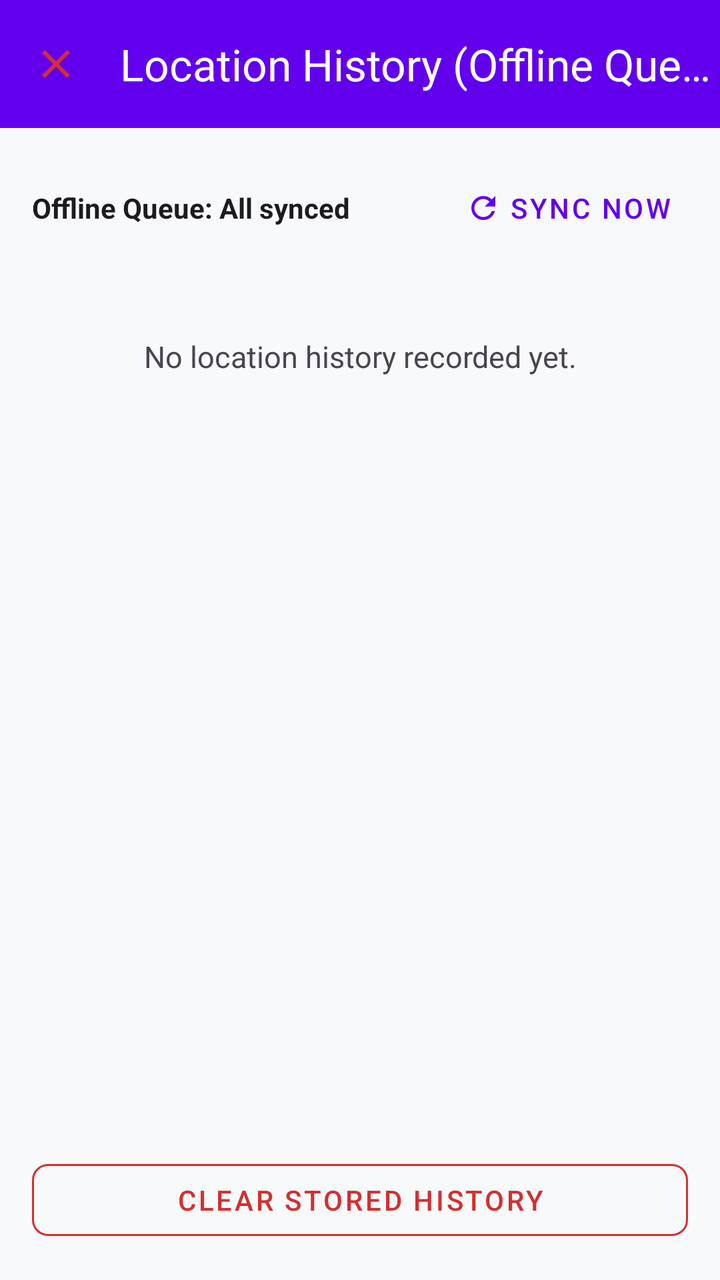
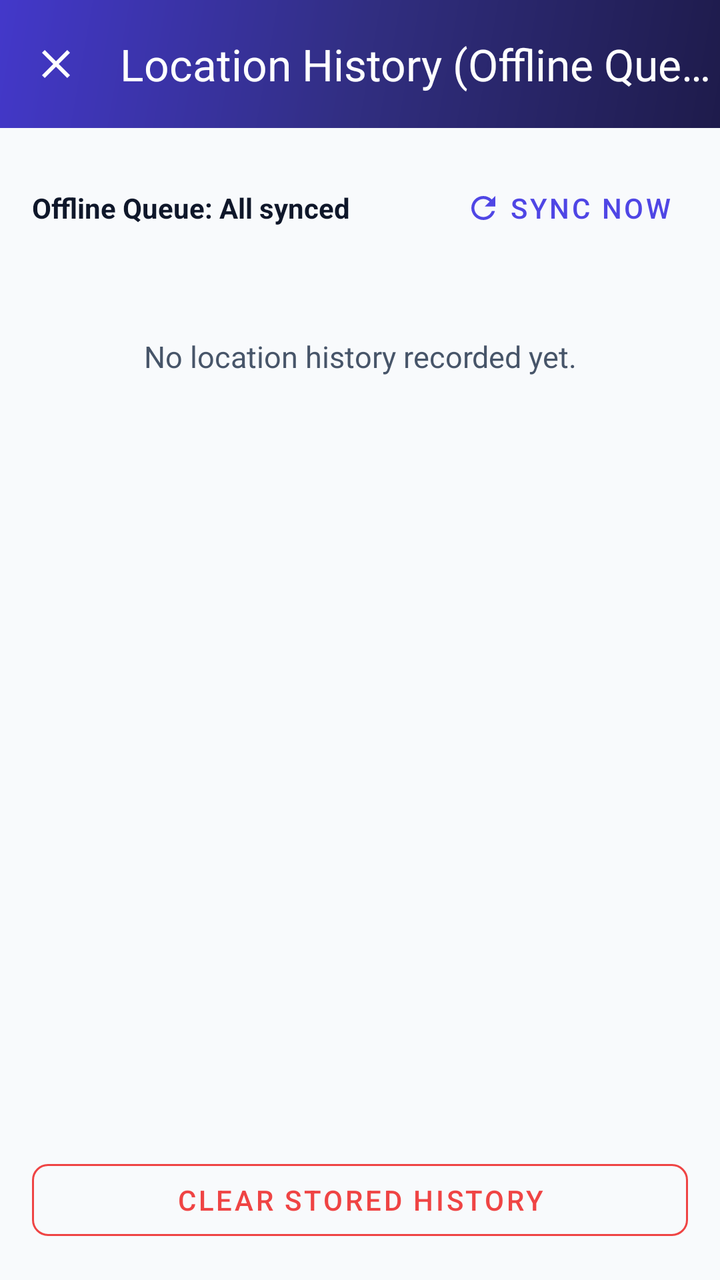

Before-and-after screenshots of an Android layout around one commit, followed by the original layout XML and the change that was made.
<!-- AndroidManifest.xml: application theme Theme.SafeTrack -->
<!-- res/layout/activity_location_history.xml -->
<?xml version="1.0" encoding="utf-8"?>
<androidx.coordinatorlayout.widget.CoordinatorLayout xmlns:android="http://schemas.android.com/apk/res/android"
    xmlns:app="http://schemas.android.com/apk/res-auto"
    android:layout_width="match_parent"
    android:layout_height="match_parent"
    android:background="@color/background_light">

    <com.google.android.material.appbar.AppBarLayout
        android:layout_width="match_parent"
        android:layout_height="wrap_content">

        <com.google.android.material.appbar.MaterialToolbar
            android:id="@+id/toolbar"
            android:layout_width="match_parent"
            android:layout_height="?attr/actionBarSize"
            android:background="@color/primary"
            app:navigationIcon="@drawable/ic_close"
            app:title="@string/location_history_title"
            app:titleTextColor="@color/surface_light" />
    </com.google.android.material.appbar.AppBarLayout>

    <LinearLayout
        android:layout_width="match_parent"
        android:layout_height="match_parent"
        android:orientation="vertical"
        android:padding="16dp"
        app:layout_behavior="@string/appbar_scrolling_view_behavior">

        <LinearLayout
            android:layout_width="match_parent"
            android:layout_height="wrap_content"
            android:gravity="center_vertical"
            android:orientation="horizontal">

            <TextView
                android:id="@+id/tvSyncStatusSummary"
                android:layout_width="0dp"
                android:layout_height="wrap_content"
                android:layout_weight="1"
                android:text="Offline Queue: All synced"
                android:textColor="@color/text_primary"
                android:textSize="14sp"
                android:textStyle="bold" />

            <com.google.android.material.button.MaterialButton
                android:id="@+id/btnForceSync"
                style="@style/Widget.MaterialComponents.Button.TextButton"
                android:layout_width="wrap_content"
                android:layout_height="wrap_content"
                android:text="Sync Now"
                app:icon="@drawable/ic_refresh" />
        </LinearLayout>

        <TextView
            android:id="@+id/tvEmptyHistory"
            android:layout_width="match_parent"
            android:layout_height="wrap_content"
            android:layout_marginTop="40dp"
            android:gravity="center"
            android:text="No location history recorded yet."
            android:textColor="@color/text_secondary"
            android:textSize="15sp" />

        <androidx.recyclerview.widget.RecyclerView
            android:id="@+id/rvLocationHistory"
            android:layout_width="match_parent"
            android:layout_height="0dp"
            android:layout_marginTop="8dp"
            android:layout_weight="1" />

        <com.google.android.material.button.MaterialButton
            android:id="@+id/btnClearHistory"
            style="@style/Widget.MaterialComponents.Button.OutlinedButton"
            android:layout_width="match_parent"
            android:layout_height="48dp"
            android:layout_marginTop="12dp"
            android:text="@string/clear_history"
            android:textColor="@color/safety_red"
            app:cornerRadius="8dp"
            app:strokeColor="@color/safety_red" />

    </LinearLayout>

</androidx.coordinatorlayout.widget.CoordinatorLayout>
<!-- resources referenced by this layout -->
<resources>
  <color name="background_light">#F8F9FA</color>
  <color name="primary">#6200EE</color>
  <color name="safety_red">#D32F2F</color>
  <color name="surface_light">#FFFFFF</color>
  <color name="text_primary">#1C1B1F</color>
  <color name="text_secondary">#49454F</color>
  <!-- drawable ic_close (drawable) -->
  <vector xmlns:android="http://schemas.android.com/apk/res/android"
      android:width="24dp"
      android:height="24dp"
      android:viewportWidth="24"
      android:viewportHeight="24">
      <path
          android:fillColor="#D32F2F"
          android:pathData="M19,6.41L17.59,5 12,10.59 6.41,5 5,6.41 10.59,12 5,17.59 6.41,19 12,13.41 17.59,19 19,17.59 13.41,12z"/>
  </vector>
  <!-- drawable ic_refresh (drawable) -->
  <vector xmlns:android="http://schemas.android.com/apk/res/android"
      android:width="24dp"
      android:height="24dp"
      android:viewportWidth="24"
      android:viewportHeight="24">
      <path
          android:fillColor="#6200EE"
          android:pathData="M17.65,6.35C16.2,4.9 14.21,4 12,4c-4.42,0 -7.99,3.58 -7.99,8s3.57,8 7.99,8c3.73,0 6.84,-2.55 7.73,-6h-2.08c-0.82,2.33 -3.04,4 -5.65,4 -3.31,0 -6,-2.69 -6,-6s2.69,-6 6,-6c1.66,0 3.14,0.69 4.22,1.78L13,11h7V4l-2.35,2.35z"/>
  </vector>
  <string name="clear_history">Clear Stored History</string>
  <string name="location_history_title">Location History (Offline Queue)</string>
  <style name="Theme.SafeTrack" parent="Theme.Material3.DayNight.NoActionBar">
          
          <item name="colorPrimary">@color/primary</item>
          <item name="colorPrimaryVariant">@color/primary_variant</item>
          <item name="colorOnPrimary">@color/surface_light</item>
          
          <item name="colorSecondary">@color/secondary</item>
          <item name="colorSecondaryVariant">@color/secondary_variant</item>
          <item name="colorOnSecondary">@color/text_primary</item>
          
          <item name="android:statusBarColor">@color/primary_variant</item>
          <item name="android:windowLightStatusBar">false</item>
          <item name="android:windowBackground">@color/background_light</item>
      </style>
  <color name="primary_variant">#3700B3</color>
  <color name="secondary">#03DAC6</color>
  <color name="secondary_variant">#018786</color>
</resources>

<!-- the commit's change to res/layout/activity_location_history.xml (unified diff, before → after) -->
@@ -13,8 +13,9 @@
             android:id="@+id/toolbar"
             android:layout_width="match_parent"
             android:layout_height="?attr/actionBarSize"
-            android:background="@color/primary"
+            android:background="@drawable/bg_gradient_header"
             app:navigationIcon="@drawable/ic_close"
+            app:navigationIconTint="@color/surface_light"
             app:title="@string/location_history_title"
             app:titleTextColor="@color/surface_light" />
     </com.google.android.material.appbar.AppBarLayout>
<!-- resource entries referenced after the edit -->
@@ -1,11 +1,24 @@
 <!-- resources referenced by this layout -->
 <resources>
-  <color name="background_light">#F8F9FA</color>
-  <color name="primary">#6200EE</color>
-  <color name="safety_red">#D32F2F</color>
+  <color name="background_light">#F8FAFC</color>
+  <color name="primary">#4F46E5</color>
+  <color name="primary_dark">#3730A3</color>
+  <color name="primary_light">#EEF2FF</color>
+  <color name="safety_red">#EF4444</color>
   <color name="surface_light">#FFFFFF</color>
-  <color name="text_primary">#1C1B1F</color>
-  <color name="text_secondary">#49454F</color>
+  <color name="text_primary">#0F172A</color>
+  <color name="text_secondary">#475569</color>
+  <!-- drawable bg_gradient_header (drawable) -->
+  <?xml version="1.0" encoding="utf-8"?>
+  <shape xmlns:android="http://schemas.android.com/apk/res/android"
+      android:shape="rectangle">
+      <gradient
+          android:angle="135"
+          android:startColor="#1E1B4B"
+          android:centerColor="#312E81"
+          android:endColor="#4338CA"
+          android:type="linear" />
+  </shape>
   <!-- drawable ic_close (drawable) -->
   <vector xmlns:android="http://schemas.android.com/apk/res/android"
       android:width="24dp"
@@ -31,19 +44,39 @@
   <style name="Theme.SafeTrack" parent="Theme.Material3.DayNight.NoActionBar">
           
           <item name="colorPrimary">@color/primary</item>
-          <item name="colorPrimaryVariant">@color/primary_variant</item>
+          <item name="colorPrimaryVariant">@color/primary_dark</item>
           <item name="colorOnPrimary">@color/surface_light</item>
+          <item name="colorPrimaryContainer">@color/primary_light</item>
+          <item name="colorOnPrimaryContainer">@color/primary_dark</item>
+  
           
           <item name="colorSecondary">@color/secondary</item>
           <item name="colorSecondaryVariant">@color/secondary_variant</item>
-          <item name="colorOnSecondary">@color/text_primary</item>
+          <item name="colorOnSecondary">@color/surface_light</item>
+          <item name="colorSecondaryContainer">@color/secondary_light</item>
+          <item name="colorOnSecondaryContainer">@color/secondary_variant</item>
+  
           
           <item name="android:statusBarColor">@color/primary_variant</item>
           <item name="android:windowLightStatusBar">false</item>
+          <item name="android:navigationBarColor">@color/surface_light</item>
+          <item name="android:windowLightNavigationBar" tools:targetApi="o_mr1">true</item>
           <item name="android:windowBackground">@color/background_light</item>
+  
+          
+          <item name="materialCardViewStyle">@style/Widget.SafeTrack.Card</item>
       </style>
-  <color name="primary_variant">#3700B3</color>
-  <color name="secondary">#03DAC6</color>
-  <color name="secondary_variant">#018786</color>
+  <color name="primary_variant">#312E81</color>
+  <style name="Widget.SafeTrack.Card" parent="Widget.Material3.CardView.Elevated">
+          <item name="cardElevation">2dp</item>
+          <item name="cardCornerRadius">16dp</item>
+          <item name="strokeColor">@color/card_stroke</item>
+          <item name="strokeWidth">1dp</item>
+          <item name="cardBackgroundColor">@color/surface_light</item>
+      </style>
+  <color name="card_stroke">#E2E8F0</color>
+  <color name="secondary">#0EA5E9</color>
+  <color name="secondary_variant">#0284C7</color>
+  <color name="secondary_light">#E0F2FE</color>
 </resources>
 
